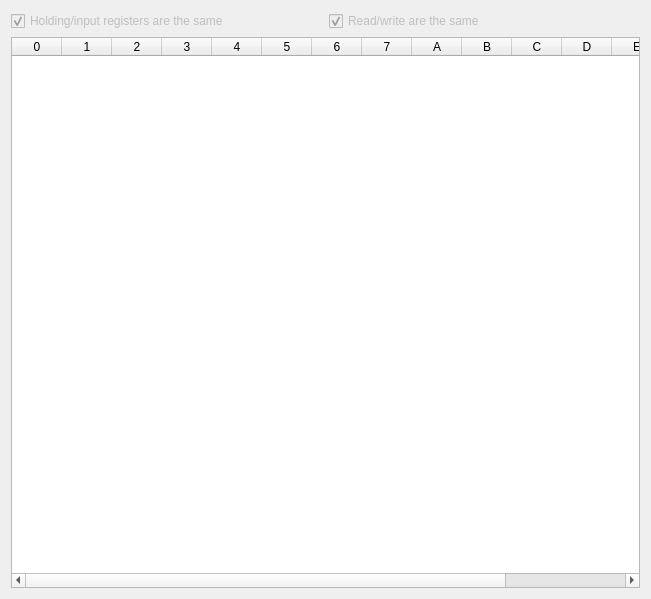
Old version of the form device_value_table.ui in the repository EuphoricCatface/ModbusRTUSniffer-PySide.
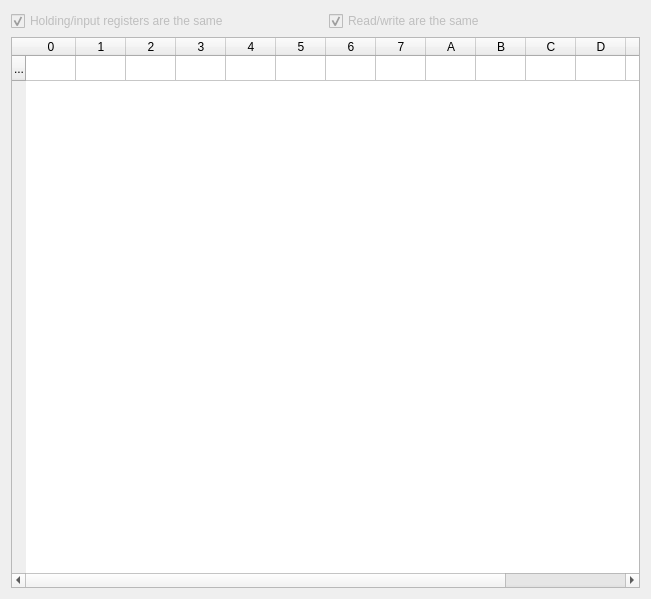
New version of the form.

Commit message: Add an initial dummy row

```diff
--- a/device_value_table.ui
+++ b/device_value_table.ui
@@ -41,6 +41,11 @@
      <attribute name="verticalHeaderDefaultSectionSize">
       <number>25</number>
      </attribute>
+     <row>
+      <property name="text">
+       <string>...</string>
+      </property>
+     </row>
      <column>
       <property name="text">
        <string>0</string>
@@ -81,7 +86,6 @@
        <string>7</string>
       </property>
      </column>
-     <column/>
      <column>
       <property name="text">
        <string>A</string>
@@ -112,6 +116,7 @@
        <string>F</string>
       </property>
      </column>
+     <column/>
     </widget>
    </item>
    <item row="0" column="1">
```
The commit also changes 1 other file.
